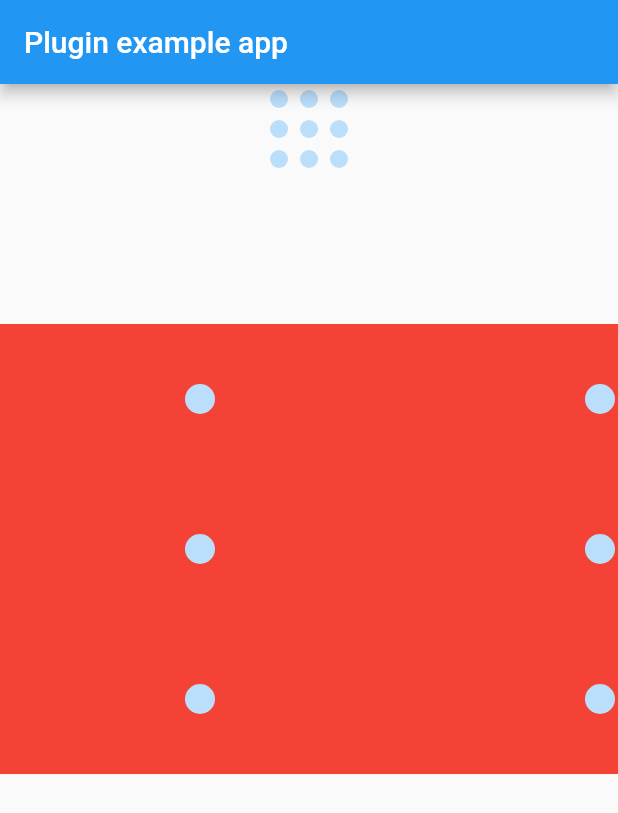
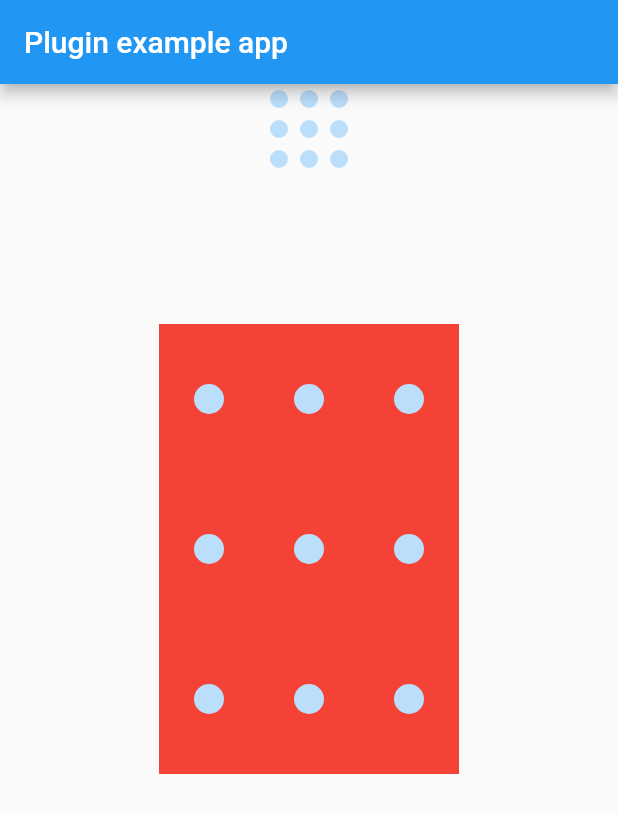
Before and after one commit to OpenFlutter/flutter_gesture_password, a Flutter app: the screen it shows after launch, on a phone screen of 412 x 824 dp. Shown: the top 813 px of the screen. Run offline on Flutter 3.47's test engine with Material 2 defaults, Android fonts, the phone set to English and light mode, and no system bars.

Commit message:
添加宽度

```diff
--- a/example/lib/main.dart
+++ b/example/lib/main.dart
@@ -50,6 +50,7 @@ class _MyHomePageState extends State<MyHomePage> {
                   color: Colors.red,
                   margin: const EdgeInsets.only(top: 100.0),
                   child: new GesturePassword(
+                    width: 200.0,
                     successCallback: (s) {
                       print("successCallback$s");
                       scaffoldState.currentState?.showSnackBar(new SnackBar(
--- a/example/pubspec.yaml
+++ b/example/pubspec.yaml
@@ -7,13 +7,14 @@ dependencies:
 
   # The following adds the Cupertino Icons font to your application.
   # Use with the CupertinoIcons class for iOS style icons.
-  cupertino_icons: ^0.1.0
+  cupertino_icons: ^0.1.2
   gesture_password:
-       path: ../
+         path: ../
 
 dev_dependencies:
   flutter_test:
     sdk: flutter
+
 
 # For information on the generic Dart part of this file, see the
 # following page: https://www.dartlang.org/tools/pub/pubspec
--- a/lib/gesture_password.dart
+++ b/lib/gesture_password.dart
@@ -11,13 +11,16 @@ class GesturePassword extends StatefulWidget {
   final VoidCallback failCallback;
   final ItemAttribute attribute;
   final double height;
+  final double width;
 
   GesturePassword(
       {@required this.successCallback,
         this.failCallback,
         this.selectedCallback,
         this.attribute: ItemAttribute.normalAttribute,
-        this.height: 300.0});
+        this.height: 300.0,
+        this.width,
+      });
 
   @override
   _GesturePasswordState createState() => new _GesturePasswordState();
@@ -30,7 +33,7 @@ class _GesturePasswordState extends State<GesturePassword> {
 
   @override
   void initState() {
-    num hor = MediaQueryData.fromWindow(ui.window).size.width / 6;
+    num hor = (widget.width??MediaQueryData.fromWindow(ui.window).size.width) / 6;
     num ver = widget.height / 6;
     //每个圆的中心点
     for (int i = 0; i < 9; i++) {
@@ -44,7 +47,7 @@ class _GesturePasswordState extends State<GesturePassword> {
   @override
   Widget build(BuildContext context) {
     var size = new Size(
-        MediaQueryData.fromWindow(ui.window).size.width, widget.height);
+        widget.width??MediaQueryData.fromWindow(ui.window).size.width, widget.height);
     return new GestureDetector(
       onPanUpdate: (DragUpdateDetails details) {
         setState(() {
```
Also changed, not shown: example/pubspec.lock, pubspec.lock, 13 other files.
